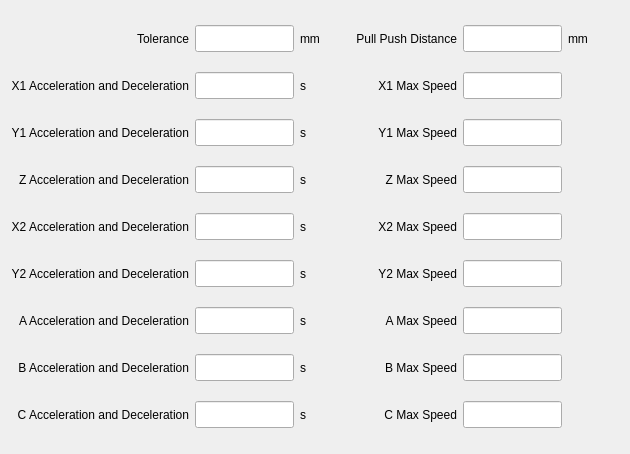
First picture: the form in hcsettings/icmachineconfigpage.ui, repository dongdong-2009/3-5AxisRobot, before the edit.
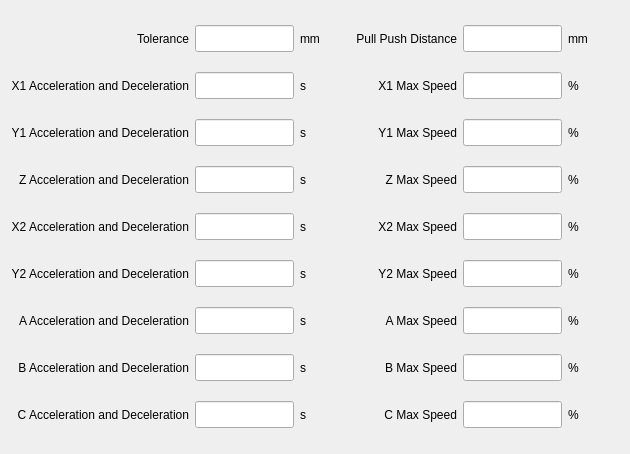
Second picture: the form after the edit. Custom widgets are drawn as their Qt base class.

```diff
--- a/hcsettings/icmachineconfigpage.ui
+++ b/hcsettings/icmachineconfigpage.ui
@@ -632,6 +632,62 @@
      </property>
     </widget>
    </item>
+   <item row="1" column="7">
+    <widget class="QLabel" name="x1SLabel_2">
+     <property name="text">
+      <string>%</string>
+     </property>
+    </widget>
+   </item>
+   <item row="2" column="7">
+    <widget class="QLabel" name="x1SLabel_3">
+     <property name="text">
+      <string>%</string>
+     </property>
+    </widget>
+   </item>
+   <item row="3" column="7">
+    <widget class="QLabel" name="x1SLabel_4">
+     <property name="text">
+      <string>%</string>
+     </property>
+    </widget>
+   </item>
+   <item row="4" column="7">
+    <widget class="QLabel" name="x1SLabel_5">
+     <property name="text">
+      <string>%</string>
+     </property>
+    </widget>
+   </item>
+   <item row="5" column="7">
+    <widget class="QLabel" name="x1SLabel_6">
+     <property name="text">
+      <string>%</string>
+     </property>
+    </widget>
+   </item>
+   <item row="6" column="7">
+    <widget class="QLabel" name="x1SLabel_7">
+     <property name="text">
+      <string>%</string>
+     </property>
+    </widget>
+   </item>
+   <item row="7" column="7">
+    <widget class="QLabel" name="x1SLabel_8">
+     <property name="text">
+      <string>%</string>
+     </property>
+    </widget>
+   </item>
+   <item row="8" column="7">
+    <widget class="QLabel" name="x1SLabel_9">
+     <property name="text">
+      <string>%</string>
+     </property>
+    </widget>
+   </item>
   </layout>
  </widget>
  <customwidgets>
```
